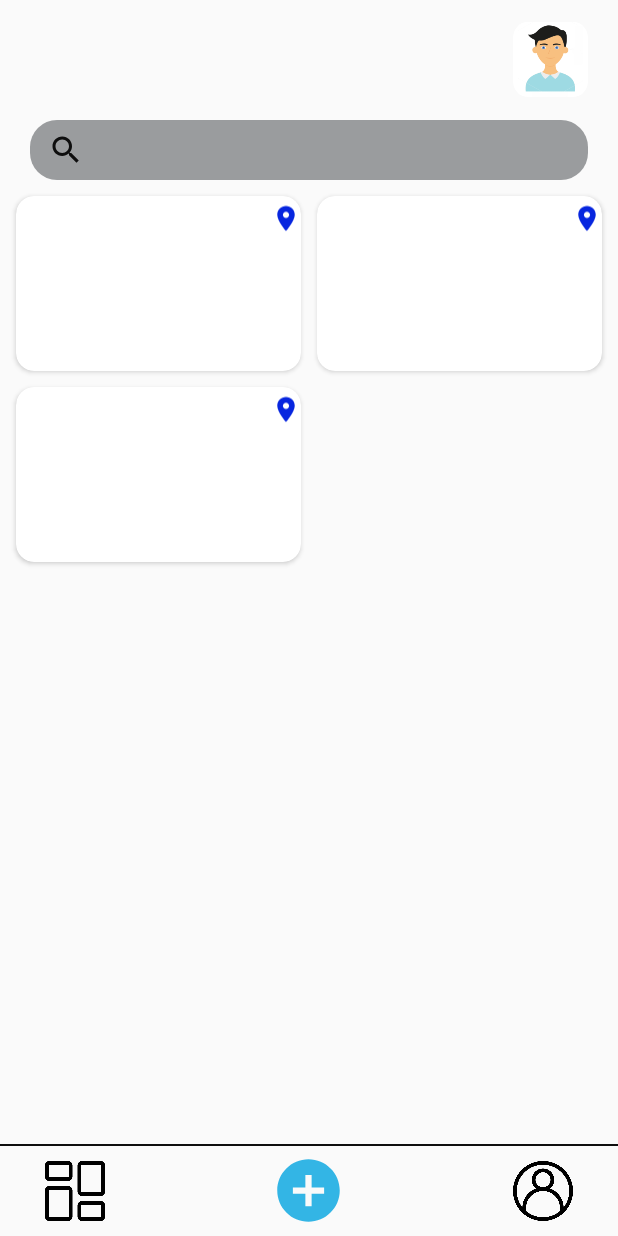
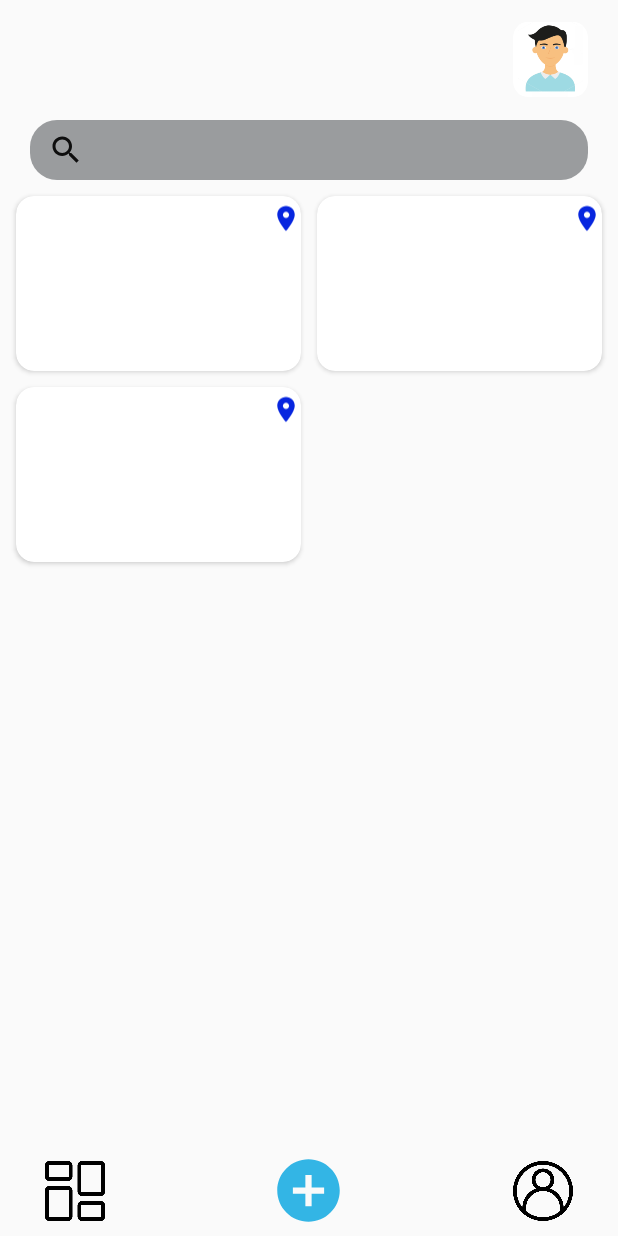
Before and after one commit to hkchandora/My_Notes, an Android app: the layout activity_dash_board.xml on its own in the app's theme, with its tools: preview values and no code run, on a phone screen of 412 x 824 dp. Run offline under Robolectric (Android 15) with nearby library versions, the phone set to English and light mode, and no system bars.

Commit message:
Implement Bottom Navigation

```diff
--- a/app/build.gradle
+++ b/app/build.gradle
@@ -29,6 +29,8 @@ dependencies {
 
     implementation 'androidx.appcompat:appcompat:1.1.0'
     implementation 'androidx.constraintlayout:constraintlayout:1.1.3'
+    implementation 'com.google.android.material:material:1.1.0'
+    implementation 'androidx.legacy:legacy-support-v4:1.0.0'
     testImplementation 'junit:junit:4.12'
     androidTestImplementation 'androidx.test.ext:junit:1.1.1'
     androidTestImplementation 'androidx.test.espresso:espresso-core:3.2.0'
--- a/app/src/main/AndroidManifest.xml
+++ b/app/src/main/AndroidManifest.xml
@@ -3,7 +3,7 @@
     package="com.himanshu.mynotes">
 
     <uses-permission android:name="android.permission.INTERNET" />
-    <uses-permission android:name="android.permission.VIBRATE"/>
+    <uses-permission android:name="android.permission.VIBRATE" />
 
     <application
         android:allowBackup="true"
@@ -12,7 +12,9 @@
         android:roundIcon="@mipmap/ic_launcher_round"
         android:supportsRtl="true"
         android:theme="@style/AppTheme">
-        <activity android:name=".EditNoteActivity"
+        <activity android:name=".MainDashBoardActivity" />
+        <activity
+            android:name=".EditNoteActivity"
             android:windowSoftInputMode="stateHidden" />
         <activity android:name=".DashBoardActivity" />
         <activity android:name=".MainActivity" />
--- a/app/src/main/java/com/himanshu/mynotes/MainActivity.java
+++ b/app/src/main/java/com/himanshu/mynotes/MainActivity.java
@@ -109,7 +109,7 @@ public class MainActivity extends AppCompatActivity {
                             Toast.makeText(MainActivity.this, "SignIn Success", Toast.LENGTH_SHORT).show();
                             progressBar.setVisibility(View.INVISIBLE);
 
-                            Intent intent = new Intent(getApplicationContext(), DashBoardActivity.class);
+                            Intent intent = new Intent(getApplicationContext(), MainDashBoardActivity.class);
                             startActivity(intent);
                         } else {
                             Toast.makeText(MainActivity.this, "Sorry auth failed.", Toast.LENGTH_SHORT).show();
--- a/app/src/main/java/com/himanshu/mynotes/SplashScreen.java
+++ b/app/src/main/java/com/himanshu/mynotes/SplashScreen.java
@@ -32,7 +32,7 @@ public class SplashScreen extends AppCompatActivity {
                     } catch (Exception e) {
                         e.printStackTrace();
                     } finally {
-                        startActivity(new Intent(getApplicationContext(), DashBoardActivity.class));
+                        startActivity(new Intent(getApplicationContext(), MainDashBoardActivity.class));
                         finish();
                     }
                 }
--- a/app/src/main/res/layout/activity_dash_board.xml
+++ b/app/src/main/res/layout/activity_dash_board.xml
@@ -59,20 +59,13 @@
         android:id="@+id/dashboard_recyclerView"
         android:layout_width="match_parent"
         android:layout_height="match_parent"
-        android:layout_above="@+id/dashboard_view"
+        android:layout_above="@+id/relative_layout2"
         android:layout_below="@id/dashboard_search_bar"
         android:orientation="vertical"
         android:padding="5dp"
         app:layoutManager="androidx.recyclerview.widget.StaggeredGridLayoutManager"
         app:spanCount="2"
         tools:listitem="@layout/item_note_grid" />
-
-    <View
-        android:id="@+id/dashboard_view"
-        android:layout_width="match_parent"
-        android:layout_height="1dp"
-        android:layout_above="@id/relative_layout2"
-        android:background="@color/black" />
 
     <RelativeLayout
         android:id="@+id/relative_layout2"
--- a/app/src/main/res/values/strings.xml
+++ b/app/src/main/res/values/strings.xml
@@ -2,4 +2,6 @@
     <string name="app_name">My Notes</string>
     <string name="add_note">Add Note</string>
     <string name="edit_note">Edit Note</string>
+    <!-- TODO: Remove or change this placeholder text -->
+    <string name="hello_blank_fragment">Hello blank fragment</string>
 </resources>
--- a/build.gradle
+++ b/build.gradle
@@ -8,7 +8,7 @@ buildscript {
         mavenCentral()
     }
     dependencies {
-        classpath 'com.android.tools.build:gradle:3.6.3'
+        classpath 'com.android.tools.build:gradle:4.0.1'
         classpath 'com.google.gms:google-services:4.3.3'
 
 
```
Also changed, not shown: gradle/wrapper/gradle-wrapper.properties.
